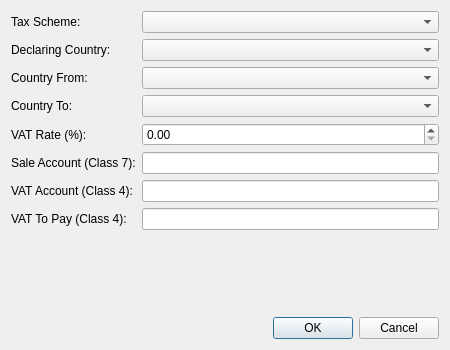
Qt form AmzBooks/gui/dialogs/DialogAddSaleAccount.ui (icingerpower/AmzBooks) before a commit.
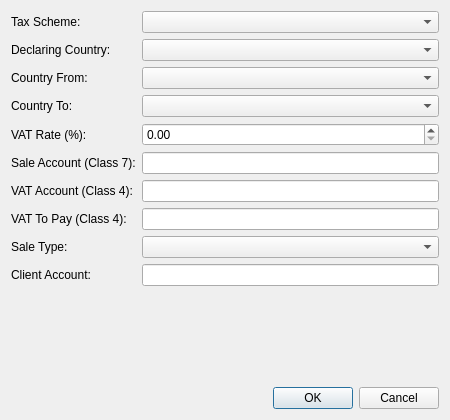
The same form after that commit.

Commit message: Fixed bank accounts + customer accounts of ungrouped sales.

What changed in the file:
```diff
--- a/AmzBooks/gui/dialogs/DialogAddSaleAccount.ui
+++ b/AmzBooks/gui/dialogs/DialogAddSaleAccount.ui
@@ -7,7 +7,7 @@
     <x>0</x>
     <y>0</y>
     <width>450</width>
-    <height>350</height>
+    <height>420</height>
    </rect>
   </property>
   <property name="windowTitle">
@@ -103,6 +103,26 @@
      <item row="7" column="1">
       <widget class="QLineEdit" name="editVatAccountToPay"/>
      </item>
+     <item row="8" column="0">
+      <widget class="QLabel" name="labelSaleType">
+       <property name="text">
+        <string>Sale Type:</string>
+       </property>
+      </widget>
+     </item>
+     <item row="8" column="1">
+      <widget class="QComboBox" name="comboSaleType"/>
+     </item>
+     <item row="9" column="0">
+      <widget class="QLabel" name="labelClientAccount">
+       <property name="text">
+        <string>Client Account:</string>
+       </property>
+      </widget>
+     </item>
+     <item row="9" column="1">
+      <widget class="QLineEdit" name="editClientAccount"/>
+     </item>
     </layout>
    </item>
    <item>
```
The commit also changes 13 other files.
